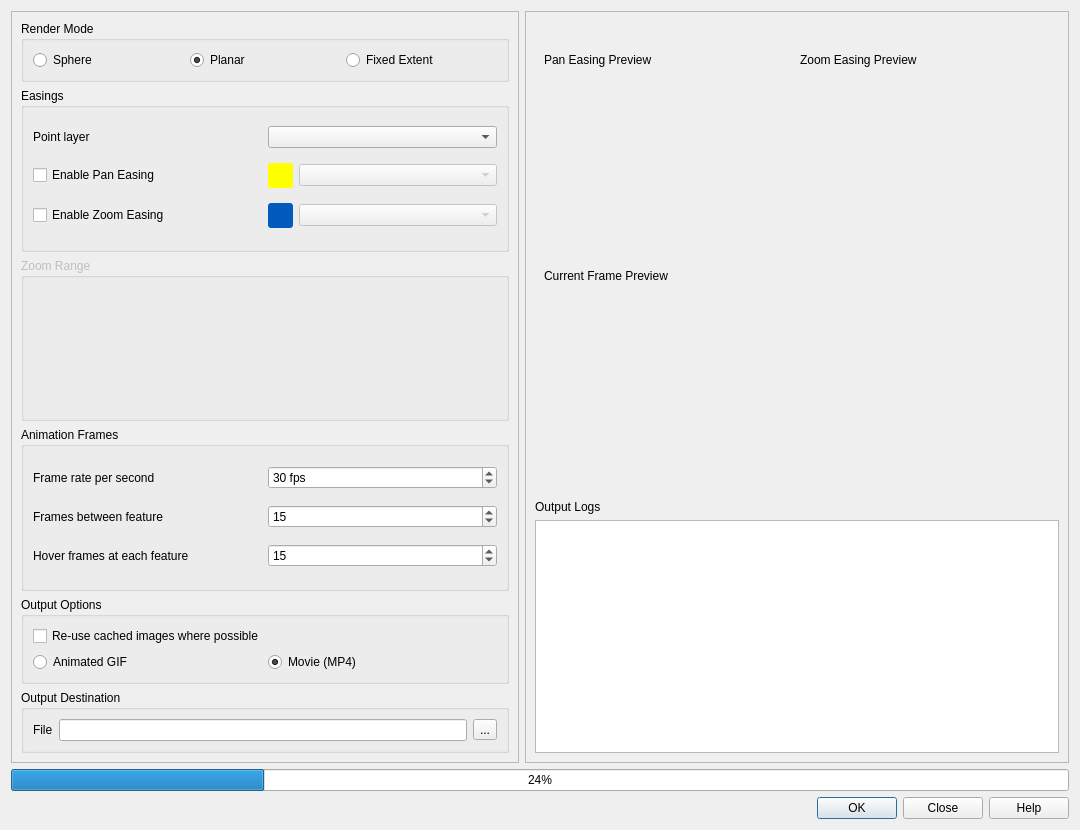
The window that ui/animation_workbench_base.ui (timlinux/QGISAnimationWorkbench) describes before a commit, drawn with Qt 5.
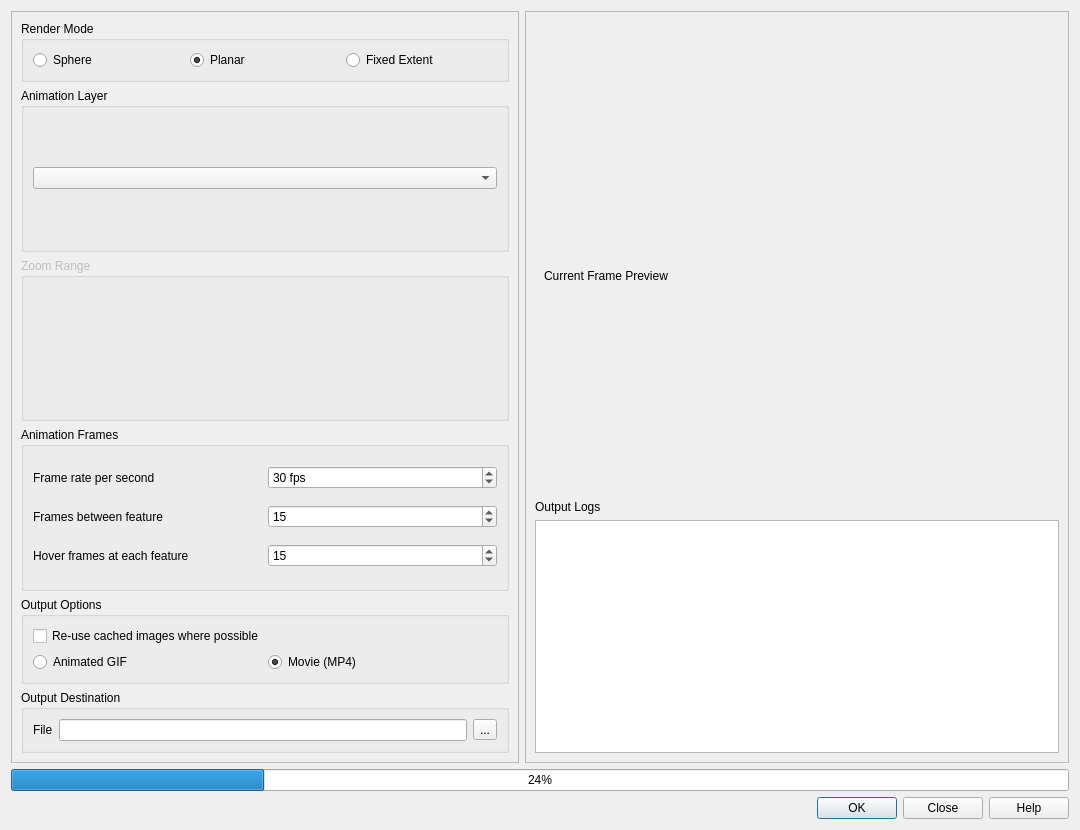
The same window after the commit. The open tabs and pages were chosen to show the change. Custom widgets are drawn as their Qt base class.

Commit message: refactoring easing widget to its own class

```diff
--- a/ui/animation_workbench_base.ui
+++ b/ui/animation_workbench_base.ui
@@ -85,114 +85,6 @@
           <property name="spacing">
            <number>6</number>
           </property>
-          <item row="0" column="0">
-           <widget class="QGroupBox" name="easings_group">
-            <property name="title">
-             <string>Easings</string>
-            </property>
-            <layout class="QGridLayout" name="gridLayout_2">
-             <item row="0" column="0">
-              <widget class="QLabel" name="point_layer_label">
-               <property name="text">
-                <string>Point layer</string>
-               </property>
-               <property name="buddy">
-                <cstring>layer_combo</cstring>
-               </property>
-              </widget>
-             </item>
-             <item row="0" column="1">
-              <widget class="QgsMapLayerComboBox" name="layer_combo"/>
-             </item>
-             <item row="1" column="0">
-              <widget class="QCheckBox" name="enable_pan_easing">
-               <property name="text">
-                <string>Enable Pan Easing</string>
-               </property>
-              </widget>
-             </item>
-             <item row="1" column="1">
-              <layout class="QHBoxLayout" name="horizontalLayout">
-               <item>
-                <widget class="QWidget" name="pan_preview_legend" native="true">
-                 <property name="minimumSize">
-                  <size>
-                   <width>25</width>
-                   <height>25</height>
-                  </size>
-                 </property>
-                 <property name="maximumSize">
-                  <size>
-                   <width>25</width>
-                   <height>25</height>
-                  </size>
-                 </property>
-                 <property name="autoFillBackground">
-                  <bool>false</bool>
-                 </property>
-                 <property name="styleSheet">
-                  <string notr="true">background: yellow; border-radius: 3px;</string>
-                 </property>
-                </widget>
-               </item>
-               <item>
-                <widget class="QComboBox" name="pan_easing_combo">
-                 <property name="enabled">
-                  <bool>false</bool>
-                 </property>
-                 <property name="toolTip">
-                  <string>The pan easing will determine the motion 
-characteristics of the camera on the Y axis 
-as it flies across the scene.</string>
-                 </property>
-                </widget>
-               </item>
-              </layout>
-             </item>
-             <item row="2" column="0">
-              <widget class="QCheckBox" name="enable_zoom_easing">
-               <property name="text">
-                <string>Enable Zoom Easing</string>
-               </property>
-              </widget>
-             </item>
-             <item row="2" column="1">
-              <layout class="QHBoxLayout" name="horizontalLayout_2">
-               <item>
-                <widget class="QWidget" name="widget_2" native="true">
-                 <property name="minimumSize">
-                  <size>
-                   <width>25</width>
-                   <height>25</height>
-                  </size>
-                 </property>
-                 <property name="maximumSize">
-                  <size>
-                   <width>25</width>
-                   <height>25</height>
-                  </size>
-                 </property>
-                 <property name="styleSheet">
-                  <string notr="true">background: #005bbc; border-radius: 3px;</string>
-                 </property>
-                </widget>
-               </item>
-               <item>
-                <widget class="QComboBox" name="zoom_easing_combo">
-                 <property name="enabled">
-                  <bool>false</bool>
-                 </property>
-                 <property name="toolTip">
-                  <string>The zoom easing will affect the behaviour 
-of the camera during zoom transitions.</string>
-                 </property>
-                </widget>
-               </item>
-              </layout>
-             </item>
-            </layout>
-           </widget>
-          </item>
           <item row="1" column="0">
            <widget class="QGroupBox" name="zoom_range_group">
             <property name="enabled">
@@ -307,6 +199,18 @@
             </layout>
            </widget>
           </item>
+          <item row="0" column="0">
+           <widget class="QGroupBox" name="easings_group">
+            <property name="title">
+             <string>Animation Layer</string>
+            </property>
+            <layout class="QGridLayout" name="gridLayout_2">
+             <item row="0" column="0" colspan="2">
+              <widget class="QgsMapLayerComboBox" name="layer_combo"/>
+             </item>
+            </layout>
+           </widget>
+          </item>
          </layout>
         </widget>
         <widget class="QWidget" name="fixed_extent_settings">
@@ -554,20 +458,6 @@
         <widget class="QWidget" name="easing_status_page">
          <layout class="QGridLayout" name="gridLayout_13">
           <item row="0" column="0">
-           <widget class="QLabel" name="pan_easing_preview_label">
-            <property name="text">
-             <string>Pan Easing Preview</string>
-            </property>
-           </widget>
-          </item>
-          <item row="0" column="1">
-           <widget class="QLabel" name="zoom_easing_preview_label">
-            <property name="text">
-             <string>Zoom Easing Preview</string>
-            </property>
-           </widget>
-          </item>
-          <item row="1" column="0">
            <widget class="QWidget" name="pan_easing_preview" native="true">
             <property name="minimumSize">
              <size>
@@ -577,7 +467,7 @@
             </property>
            </widget>
           </item>
-          <item row="1" column="1">
+          <item row="0" column="1">
            <widget class="QWidget" name="zoom_easing_preview" native="true">
             <property name="minimumSize">
              <size>
```
Left out of the diff: 54 changed lines with no effect on the pictures. The commit also changes 5 other files.
